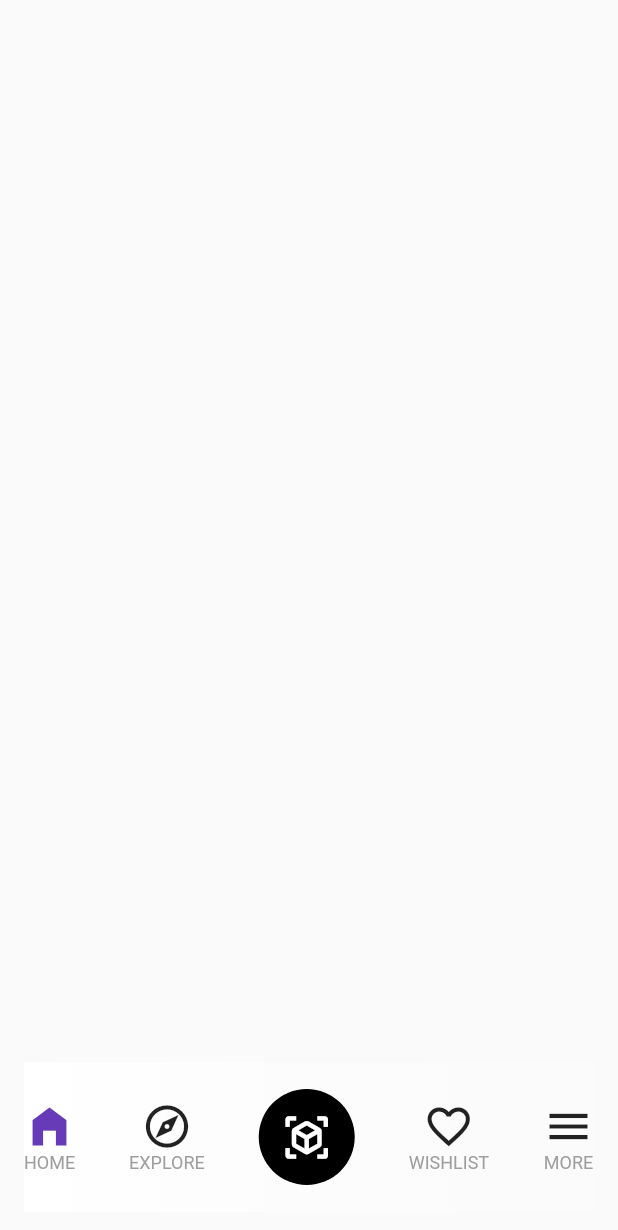
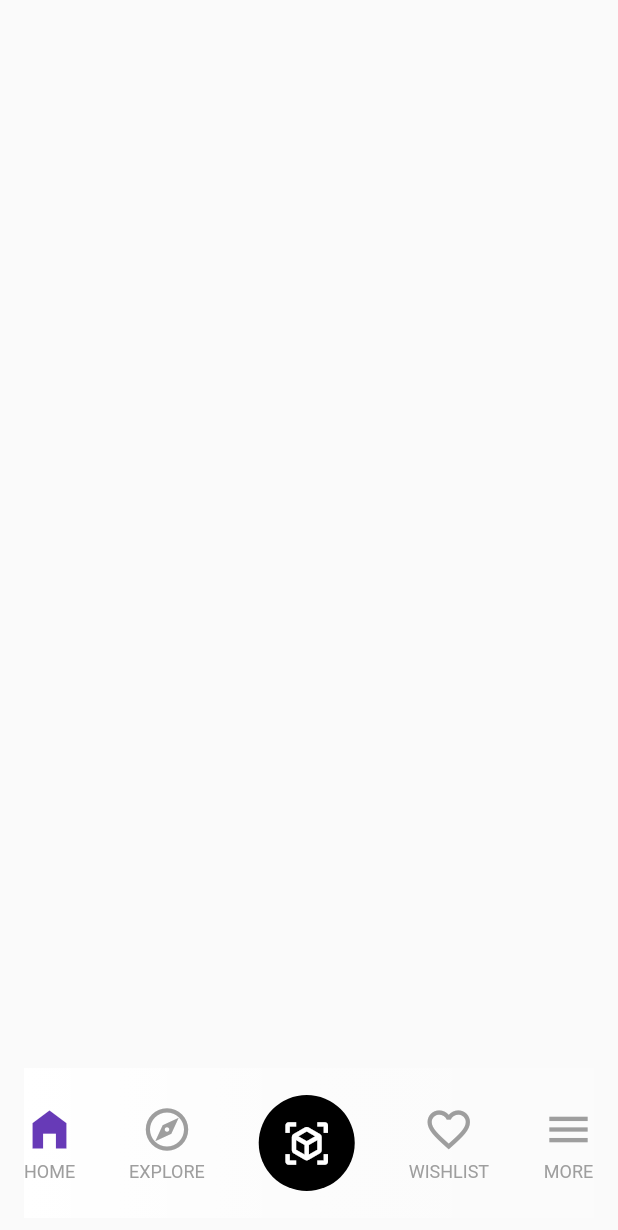
Before and after one commit to JAICHANGPARK/flutter_notebook_chapter_22, a Flutter app: the screen it shows after launch, on a phone screen of 412 x 824 dp. Shown: the top 1230 px of the screen. Run offline on Flutter 3.47's test engine with Material 2 defaults, Android fonts, the phone set to English and light mode, and no system bars; our stand-ins replace dots_indicator, flutter_riverpod, freezed_annotation, google_fonts, table_calendar.

Commit message:
Update ar_shopping_home_page.dart

```diff
--- a/lib/ep1268_ar_shopping_app/src/ui/ar_shopping_home_page.dart
+++ b/lib/ep1268_ar_shopping_app/src/ui/ar_shopping_home_page.dart
@@ -16,7 +16,7 @@ class _ArShoppingHomePageState extends State<ArShoppingHomePage> {
           children: [
             Positioned(
               left: 16,
-              bottom: 16,
+              bottom: 12,
               right: 16,
               child: Container(
                 height: 100,
@@ -37,13 +37,16 @@ class _ArShoppingHomePageState extends State<ArShoppingHomePage> {
                       children: [
                         Icon(
                           Icons.home_filled,
-                          size: 34,color: Colors.deepPurple,
+                          size: 34,
+                          color: Colors.deepPurple,
                         ),
-                        Text("HOME",
-                          style: TextStyle(
-                              color: Colors.grey,
-                              fontSize: 12
-                          ),),
+                        SizedBox(
+                          height: 4,
+                        ),
+                        Text(
+                          "HOME",
+                          style: TextStyle(color: Colors.grey, fontSize: 12),
+                        ),
                       ],
                     ),
                     Column(
@@ -52,12 +55,15 @@ class _ArShoppingHomePageState extends State<ArShoppingHomePage> {
                         Icon(
                           Icons.explore_outlined,
                           size: 34,
+                          color: Colors.grey,
                         ),
-                        Text("EXPLORE",
-                          style: TextStyle(
-                              color: Colors.grey,
-                              fontSize: 12
-                          ),),
+                        SizedBox(
+                          height: 4,
+                        ),
+                        Text(
+                          "EXPLORE",
+                          style: TextStyle(color: Colors.grey, fontSize: 12),
+                        ),
                       ],
                     ),
                     CircleAvatar(
@@ -75,13 +81,14 @@ class _ArShoppingHomePageState extends State<ArShoppingHomePage> {
                         Icon(
                           Icons.favorite_border,
                           size: 34,
+                          color: Colors.grey,
+                        ),
+                        SizedBox(
+                          height: 4,
                         ),
                         Text(
                           "WISHLIST",
-                          style: TextStyle(
-                            color: Colors.grey,
-                            fontSize: 12
-                          ),
+                          style: TextStyle(color: Colors.grey, fontSize: 12),
                         ),
                       ],
                     ),
@@ -91,13 +98,14 @@ class _ArShoppingHomePageState extends State<ArShoppingHomePage> {
                         Icon(
                           Icons.menu,
                           size: 34,
+                          color: Colors.grey,
+                        ),
+                        SizedBox(
+                          height: 4,
                         ),
                         Text(
                           "MORE",
-                          style: TextStyle(
-                            color: Colors.grey,
-                              fontSize: 12
-                          ),
+                          style: TextStyle(color: Colors.grey, fontSize: 12),
                         ),
                       ],
                     ),
```
